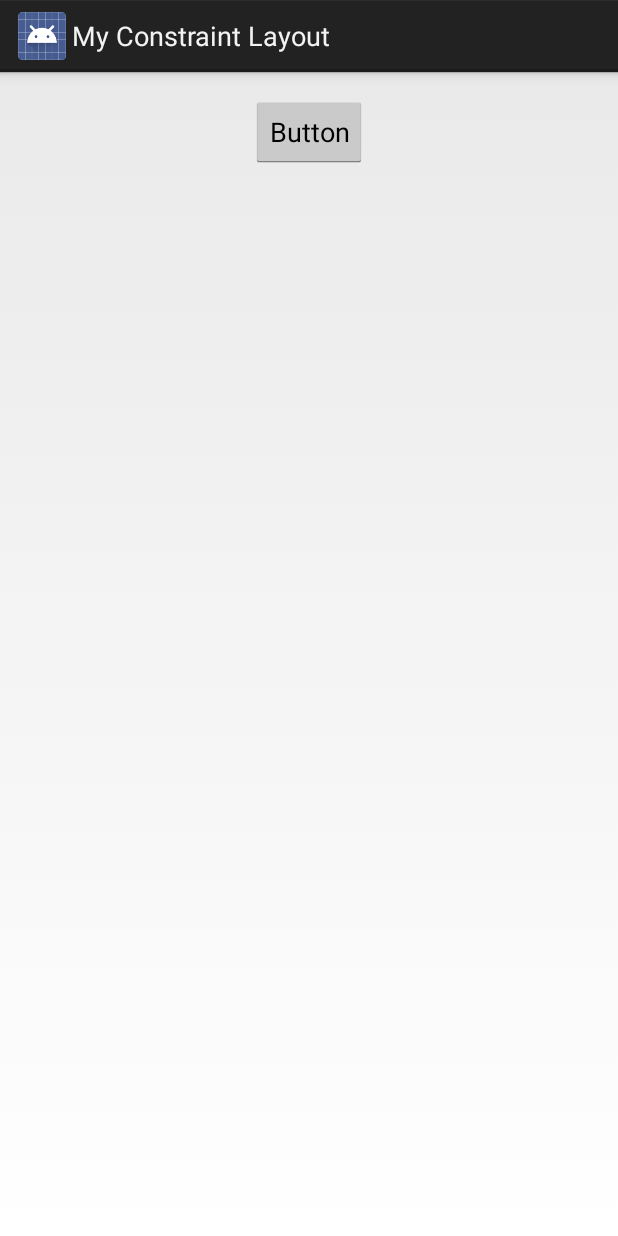
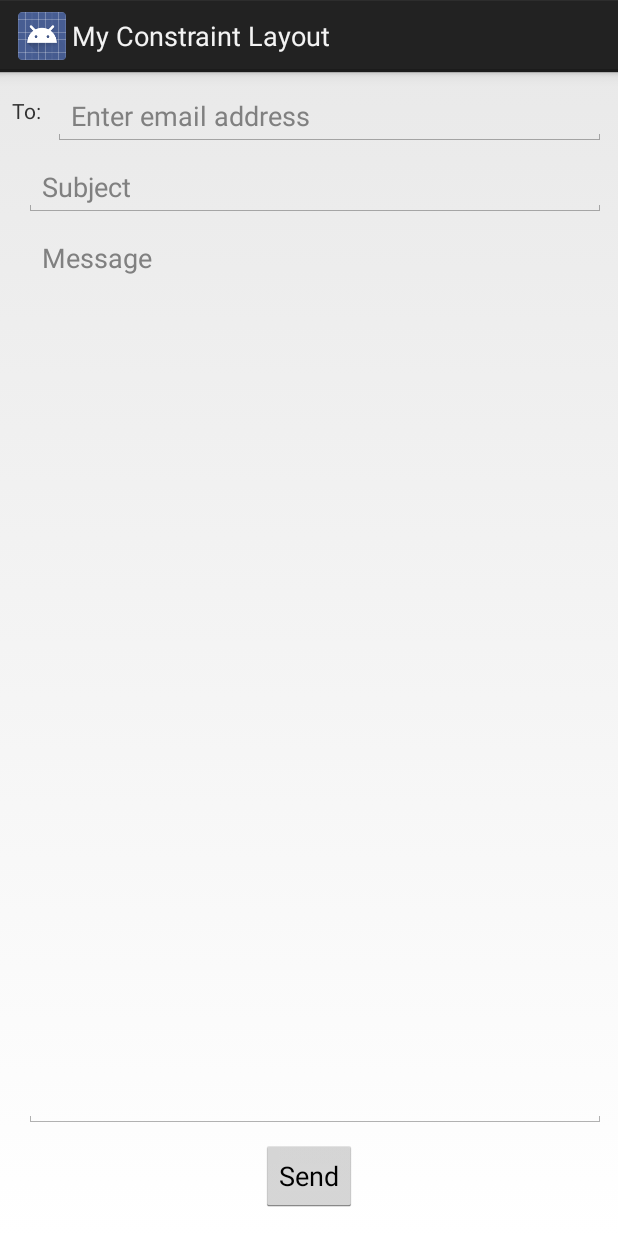
Before and after one commit to FutureAndroidDeveloper/MyConstraintLayout, an Android app: the screen it shows after launch (MainActivity), on a phone screen of 412 x 824 dp. Run offline under Robolectric (Android 15) with nearby library versions, the phone set to English and light mode, and no system bars.

Commit message:
Построил макет с ограничениями, заданными мною

```diff
--- a/app/src/main/res/layout/activity_main.xml
+++ b/app/src/main/res/layout/activity_main.xml
@@ -6,16 +6,72 @@
     android:layout_height="match_parent"
     tools:context=".MainActivity">
 
+    <TextView
+        android:id="@+id/textView"
+        android:layout_width="0dp"
+        android:layout_height="wrap_content"
+        android:layout_marginStart="8dp"
+        android:layout_marginTop="16dp"
+        android:text="@string/to_label"
+        app:layout_constraintStart_toStartOf="parent"
+        app:layout_constraintTop_toTopOf="parent" />
+
     <Button
-        android:id="@+id/button"
+        android:id="@+id/button5"
         android:layout_width="wrap_content"
         android:layout_height="wrap_content"
         android:layout_marginStart="8dp"
-        android:layout_marginTop="16dp"
         android:layout_marginEnd="8dp"
-        android:text="Button"
+        android:layout_marginBottom="16dp"
+        android:text="@string/send_button"
+        app:layout_constraintBottom_toBottomOf="parent"
         app:layout_constraintEnd_toEndOf="parent"
-        app:layout_constraintStart_toStartOf="parent"
-        app:layout_constraintTop_toTopOf="parent" />
+        app:layout_constraintStart_toStartOf="parent" />
+
+    <EditText
+        android:id="@+id/editText5"
+        android:layout_width="0dp"
+        android:layout_height="wrap_content"
+        android:layout_marginStart="8dp"
+        android:layout_marginTop="8dp"
+        android:layout_marginEnd="8dp"
+        android:ems="10"
+        android:hint="@string/subject_hint"
+        android:inputType="textPersonName"
+        app:layout_constraintEnd_toEndOf="parent"
+        app:layout_constraintStart_toStartOf="@+id/textView"
+        app:layout_constraintTop_toBottomOf="@+id/editText7" />
+
+    <EditText
+        android:id="@+id/editText6"
+        android:layout_width="0dp"
+        android:layout_height="0dp"
+        android:layout_marginStart="8dp"
+        android:layout_marginTop="8dp"
+        android:layout_marginEnd="8dp"
+        android:layout_marginBottom="8dp"
+        android:ems="10"
+        android:gravity="top"
+        android:hint="@string/message_hint"
+        android:inputType="textPersonName"
+        app:layout_constraintBottom_toTopOf="@+id/button5"
+        app:layout_constraintEnd_toEndOf="parent"
+        app:layout_constraintStart_toStartOf="@+id/textView"
+        app:layout_constraintTop_toBottomOf="@+id/editText5" />
+
+    <EditText
+        android:id="@+id/editText7"
+        android:layout_width="0dp"
+        android:layout_height="wrap_content"
+        android:layout_marginStart="8dp"
+        android:layout_marginTop="8dp"
+        android:layout_marginEnd="8dp"
+        android:ems="10"
+        android:hint="@string/email_hint"
+        android:inputType="textEmailAddress"
+        app:layout_constraintBottom_toBottomOf="@+id/textView"
+        app:layout_constraintEnd_toEndOf="parent"
+        app:layout_constraintStart_toEndOf="@+id/textView"
+        app:layout_constraintTop_toTopOf="@+id/textView" />
 
 </android.support.constraint.ConstraintLayout>
```
